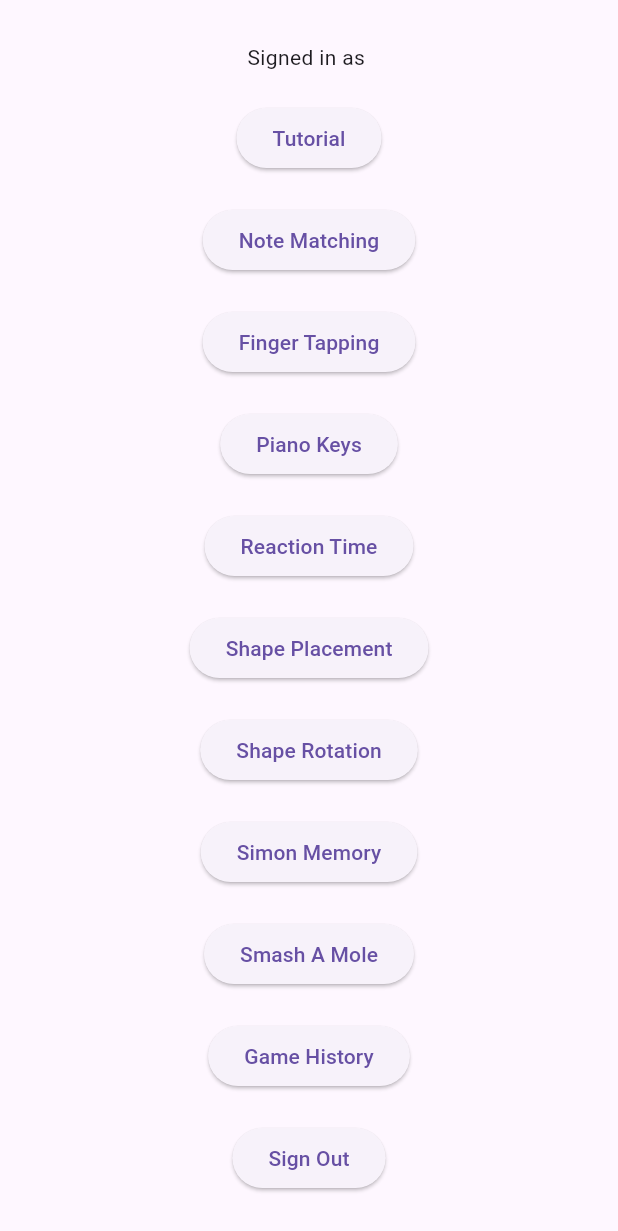
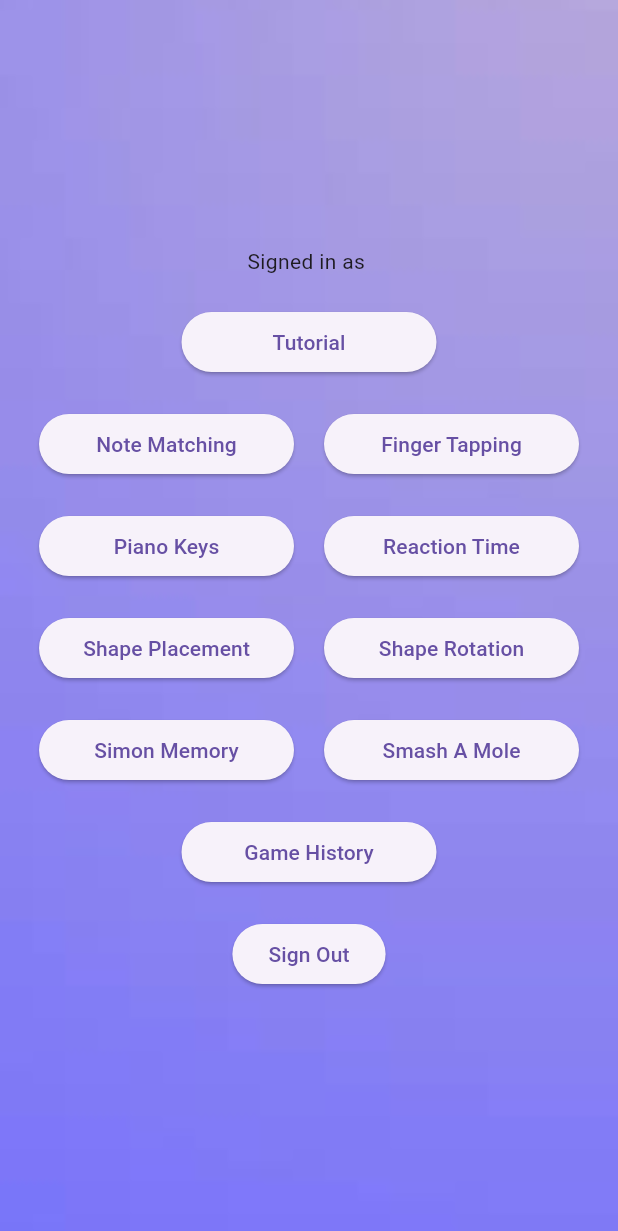
Before and after one commit to muppalareshmitha/mind_mosaic_tewh, a Flutter app: the screen it shows once a user with an empty profile is signed in, on a phone screen of 412 x 824 dp. Shown: the top 1231 px of the screen. Run offline on Flutter 3.47's test engine with Material 3 defaults, Android fonts, the phone set to English and light mode, and no system bars; our stand-ins replace audioplayers, cloud_firestore, firebase_auth, firebase_core, video_player; missing offline and left inert: usb_serial; accounts and stored records are empty.

Commit message:
changed home page + game_history (in progress)
Co-authored-by: Ryan Virkar <rvirkar@users.noreply.github.com>

```diff
--- a/lib/pages/home_page.dart
+++ b/lib/pages/home_page.dart
@@ -3,7 +3,7 @@ import 'package:firebase_auth/firebase_auth.dart';
 import 'package:cloud_firestore/cloud_firestore.dart';
 
 class HomePage extends StatefulWidget {
-  const HomePage({Key? key}): super(key: key);
+  const HomePage({Key? key}) : super(key: key);
 
   @override
   State<HomePage> createState() => _HomePageState();
@@ -12,90 +12,97 @@ class HomePage extends StatefulWidget {
 class _HomePageState extends State<HomePage> {
   final user = FirebaseAuth.instance.currentUser!;
 
+  Widget customButton(String text, String routeName) {
+    return SizedBox(
+      width: 170, // Set a fixed width for all buttons
+      child: ElevatedButton(
+        onPressed: () {
+          Navigator.pushNamed(context, routeName);
+        },
+        child: Text(text),
+      ),
+    );
+  }
+
   @override
   Widget build(BuildContext context) {
     return Scaffold(
-      body: Center(
+      body: Container(
+        decoration: BoxDecoration(
+          image: DecorationImage(
+            image: AssetImage('assets/background_image.jpg'), // Adjust the path to your image
+            fit: BoxFit.cover,
+          ),
+        ),
+      child: Center(
         child: Column(
           mainAxisAlignment: MainAxisAlignment.center,
           children: [
             Text('Signed in as ' + user.email!),
             SizedBox(height: 20),
-            ElevatedButton(
-              onPressed: () {
-                Navigator.pushNamed(context, '/tutorial');
-              },
-              child: Text('Tutorial'),
+            customButton('Tutorial', '/tutorial'),
+            SizedBox(height: 20),
+            Column(
+              children: [
+                Row(
+                  mainAxisAlignment: MainAxisAlignment.center,
+                  children: [
+                    customButton('Note Matching', '/note_matching'),
+                    SizedBox(width: 20),
+                    customButton('Finger Tapping', '/finger_tapping')
+                  ],
                 ),
                 SizedBox(height: 20),
-            ElevatedButton(
-              onPressed: () {
-                Navigator.pushNamed(context, '/note_matching');
-              },
-              child: Text('Note Matching'),
-            ),
-            SizedBox(height: 20),
-            ElevatedButton(
-              onPressed: () {
-                Navigator.pushNamed(context, '/finger_tapping');
-              },
-              child: Text('Finger Tapping'),
-            ),
-            SizedBox(height: 20),
-            ElevatedButton(
-              onPressed: () {
-                Navigator.pushNamed(context, '/piano_keys');
-              },
-              child: Text('Piano Keys'),
-            ),
-            SizedBox(height: 20),
-            ElevatedButton(
+                Row(
+                  mainAxisAlignment: MainAxisAlignment.center,
+                  children: [
+                    customButton('Piano Keys', '/piano_keys'),
+                    SizedBox(width:20),
+                    SizedBox(
+                      width: 170, // Set a fixed width for all buttons
+                      child: ElevatedButton(
                       onPressed: () {
                         //Navigator.pushNamed(context, '/reaction_time');
                         final user = <String, dynamic>{
                           // "uid" : FirebaseAuth.instance.currentUser?.uid ?? "",
-                "clicks" : 0
+                          "clicks": 0
                         };
                         FirebaseFirestore db = FirebaseFirestore.instance;
                         db.collection('users').add(user).then((DocumentReference doc) => print("thx"));
                       },
                       child: Text('Reaction Time'),
+                    )),
+                  ],
                 ),
                 SizedBox(height: 20),
-            ElevatedButton(
+                Row(
+                  mainAxisAlignment: MainAxisAlignment.center,
+                  children: [
+                    SizedBox(
+                      width: 170, // Set a fixed width for all buttons
+                      child: ElevatedButton(
                       onPressed: () {
                         Navigator.pushNamed(context, '/shape_placement');
                       },
                       child: Text('Shape Placement'),
+                    )),
+                    SizedBox(width: 20),
+                    customButton('Shape Rotation', '/shape_rotation')
+                  ],
                 ),
                 SizedBox(height: 20),
-            ElevatedButton(
-              onPressed: () {
-                Navigator.pushNamed(context, '/shape_rotation');
-              },
-              child: Text('Shape Rotation'),
+                Row(
+                  mainAxisAlignment: MainAxisAlignment.center,
+                  children: [
+                    customButton('Simon Memory', '/simon_memory'),
+                    SizedBox(width: 20),
+                    customButton('Smash A Mole', '/smash_a_mole')
+                  ],
+                ),
+              ],
             ),
             SizedBox(height: 20),
-            ElevatedButton(
-              onPressed: () {
-                Navigator.pushNamed(context, '/simon_memory');
-              },
-              child: Text('Simon Memory'),
-            ),
-            SizedBox(height: 20),
-            ElevatedButton(
-              onPressed: () {
-                Navigator.pushNamed(context, '/smash_a_mole');
-              },
-              child: Text('Smash A Mole'),
-            ),
-            SizedBox(height: 20),
-            ElevatedButton(
-              onPressed: () {
-                Navigator.pushNamed(context, '/game_history');
-              },
-              child: Text('Game History'),
-            ),
+            customButton('Game History', '/game_history'),
             SizedBox(height: 20),
             ElevatedButton(
               onPressed: () {
@@ -105,7 +112,8 @@ class _HomePageState extends State<HomePage> {
               child: Text('Sign Out'),
             ),
           ],
-        )),
-    );
+        ),
+      ),
+    ));
   }
 }
```
Also changed, not shown: lib/pages/game_history.dart (+42 -17 lines), assets/background_image.jpg (added), home page.png (added), pubspec.lock. Lines whose indentation alone changed are shown as unchanged.
